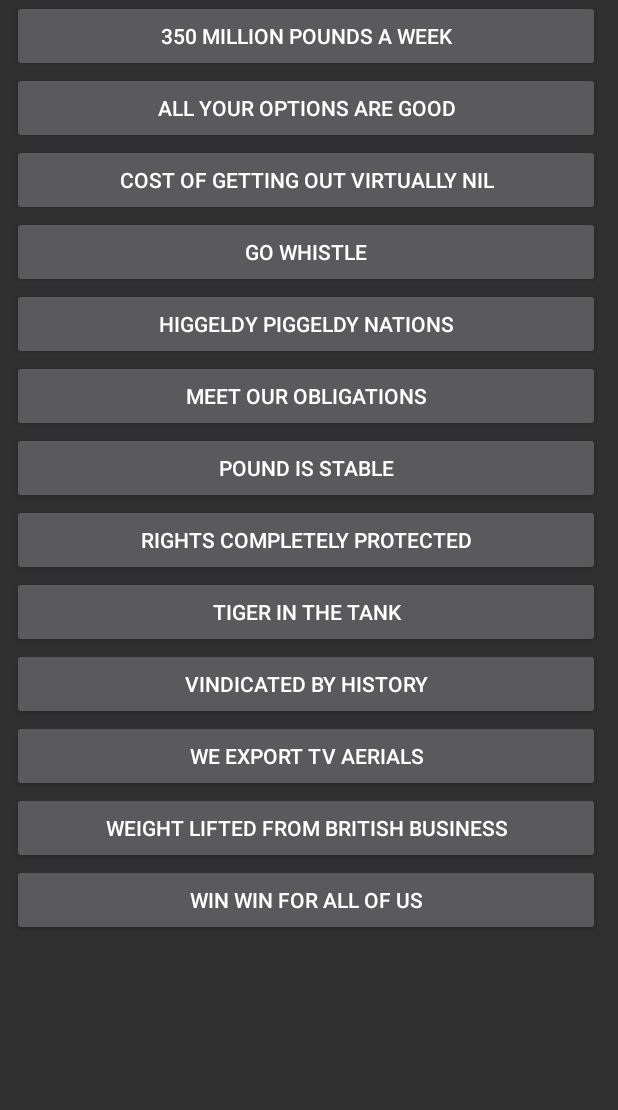
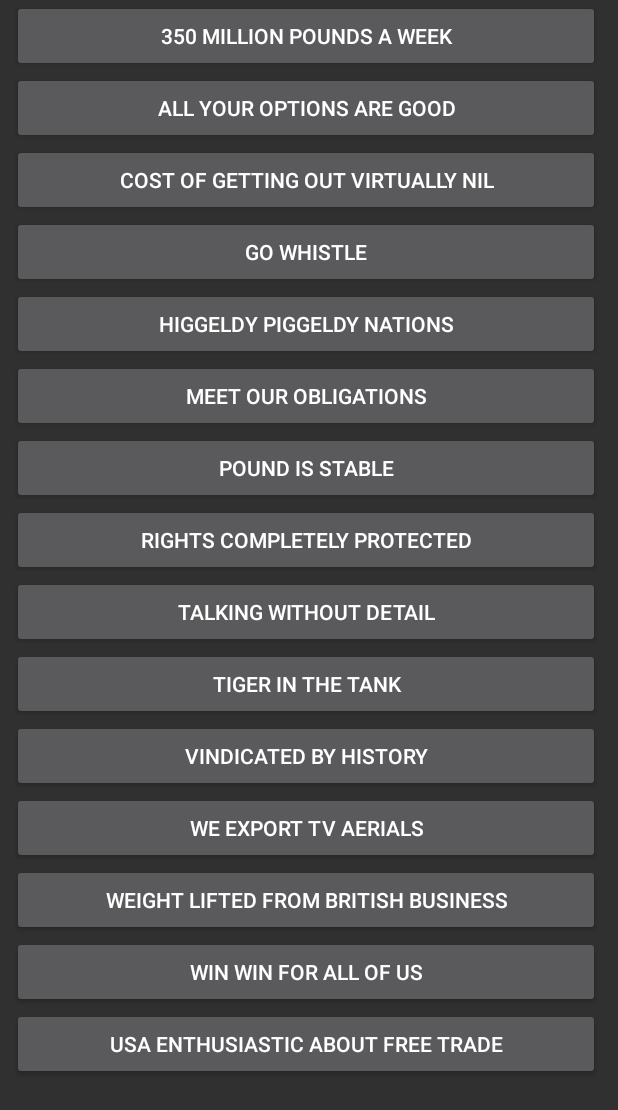
Before and after one commit to rahulyhg/brexitsoundboard, an Android app: the BorisActivity screen opened directly, with no data from a screen before it, on a phone screen of 412 x 824 dp. Shown: the top 1110 px of the screen. Run offline under Robolectric (Android 15) with nearby library versions, the phone set to English and light mode, and no system bars.

Commit message:
more sounds; oreo / round icons.

```diff
--- a/app/src/main/java/na/brexitsoundboard/BorisActivity.java
+++ b/app/src/main/java/na/brexitsoundboard/BorisActivity.java
@@ -20,10 +20,12 @@ public class BorisActivity extends BrexitSoundboardActivity {
         registerClickListener(R.id.buttonBorisMeetOurObligations);
         registerClickListener(R.id.buttonBorisPoundIsStable);
         registerClickListener(R.id.buttonBorisRightsCompletelyProtected);
+        registerClickListener(R.id.buttonBorisTalkingWithoutDetail);
         registerClickListener(R.id.buttonBorisTigerIntheTank);
         registerClickListener(R.id.buttonBorisVindicatedByHistory);
         registerClickListener(R.id.buttonBorisWeExportTvAerials);
         registerClickListener(R.id.buttonBorisWeightLiftedFromBritishBusiness);
         registerClickListener(R.id.buttonBorisWinWinForAllOfUs);
+        registerClickListener(R.id.buttonBorisUsaVeryEnthusiasticAboutFreeTradeDeal);
     }
 }
--- a/app/src/main/java/na/brexitsoundboard/DavidActivity.java
+++ b/app/src/main/java/na/brexitsoundboard/DavidActivity.java
@@ -12,6 +12,7 @@ public class DavidActivity extends BrexitSoundboardActivity {
 
         firebaseWrapper.firebaseAnalytics = FirebaseAnalytics.getInstance(this);
 
+        registerClickListener(R.id.buttonDavidAgreementWillFavourTheEU);
         registerClickListener(R.id.buttonDavidConfidentOfAGoodOutcome);
         registerClickListener(R.id.buttonDavidConstructiveAmbiguity);
         registerClickListener(R.id.buttonDavidDifficultToReadWhatWeIntend);
--- a/app/src/main/java/na/brexitsoundboard/buttontosound/MapButtonToSound.java
+++ b/app/src/main/java/na/brexitsoundboard/buttontosound/MapButtonToSound.java
@@ -27,14 +27,17 @@ public class MapButtonToSound {
         buttonIdToSoundIdMap.put(R.id.buttonBorisMeetOurObligations, R.raw.boris_sound_meet_our_obligations);
         buttonIdToSoundIdMap.put(R.id.buttonBorisPoundIsStable, R.raw.boris_sound_pound_is_stable);
         buttonIdToSoundIdMap.put(R.id.buttonBorisRightsCompletelyProtected, R.raw.boris_sound_rights_completely_protected);
+        buttonIdToSoundIdMap.put(R.id.buttonBorisTalkingWithoutDetail, R.raw.boris_sound_talking_without_detail);
         buttonIdToSoundIdMap.put(R.id.buttonBorisTigerIntheTank, R.raw.boris_sound_tiger_in_the_tank);
         buttonIdToSoundIdMap.put(R.id.buttonBorisVindicatedByHistory, R.raw.boris_sound_vindicated_by_history);
         buttonIdToSoundIdMap.put(R.id.buttonBorisWeExportTvAerials, R.raw.boris_sound_we_export_tv_aerials);
         buttonIdToSoundIdMap.put(R.id.buttonBorisWeightLiftedFromBritishBusiness, R.raw.boris_sound_weight_lifted_from_british_business);
         buttonIdToSoundIdMap.put(R.id.buttonBorisWinWinForAllOfUs, R.raw.boris_sound_win_win_for_all_off_us);
+        buttonIdToSoundIdMap.put(R.id.buttonBorisUsaVeryEnthusiasticAboutFreeTradeDeal, R.raw.boris_sound_usa_very_enthusiastic_about_free_trade_deal);
     }
 
     private void mapDavidButtonsToSounds() {
+        buttonIdToSoundIdMap.put(R.id.buttonDavidAgreementWillFavourTheEU, R.raw.david_sound_agreement_will_favour_the_eu);
         buttonIdToSoundIdMap.put(R.id.buttonDavidConfidentOfAGoodOutcome, R.raw.david_sound_confident_of_a_good_outcome);
         buttonIdToSoundIdMap.put(R.id.buttonDavidConstructiveAmbiguity, R.raw.david_sound_constructive_ambiguity);
         buttonIdToSoundIdMap.put(R.id.buttonDavidDifficultToReadWhatWeIntend, R.raw.david_sound_difficult_to_read_what_we_intend);
--- a/app/src/main/res/layout/activity_boris.xml
+++ b/app/src/main/res/layout/activity_boris.xml
@@ -81,6 +81,12 @@
                 android:text="@string/button_boris_RightsCompletelyProtected" />
 
             <Button
+                android:id="@+id/buttonBorisTalkingWithoutDetail"
+                android:layout_width="match_parent"
+                android:layout_height="wrap_content"
+                android:text="@string/button_boris_TalkingWithoutDetail" />
+
+            <Button
                 android:id="@+id/buttonBorisTigerIntheTank"
                 android:layout_width="match_parent"
                 android:layout_height="wrap_content"
@@ -109,6 +115,12 @@
                 android:layout_width="match_parent"
                 android:layout_height="wrap_content"
                 android:text="@string/button_boris_WinWinForAllOfUs" />
+
+            <Button
+                android:id="@+id/buttonBorisUsaVeryEnthusiasticAboutFreeTradeDeal"
+                android:layout_width="match_parent"
+                android:layout_height="wrap_content"
+                android:text="@string/button_boris_UsaVeryEnthusiasticAboutFreeTradeDeal" />
         </LinearLayout>
     </ScrollView>
 
--- a/app/src/main/res/layout/activity_david.xml
+++ b/app/src/main/res/layout/activity_david.xml
@@ -28,6 +28,12 @@
             android:layout_width="match_parent"
             android:layout_height="wrap_content"
             android:orientation="vertical">
+
+            <Button
+                android:id="@+id/buttonDavidAgreementWillFavourTheEU"
+                android:layout_width="match_parent"
+                android:layout_height="wrap_content"
+                android:text="@string/button_david_AgreementWillFavourTheEU" />
 
             <Button
                 android:id="@+id/buttonDavidConfidentOfAGoodOutcome"
--- a/app/src/main/res/values/strings.xml
+++ b/app/src/main/res/values/strings.xml
@@ -1,4 +1,4 @@
-<resources xmlns:tools="http://schemas.android.com/tools">
+<resources>
     <string name="app_name">Brexit Soundboard</string>
 
     <string name="button_boris">Boris</string>
@@ -20,12 +20,15 @@
     <string name="button_boris_MeetOurObligations">Meet Our Obligations</string>
     <string name="button_boris_PoundIsStable">Pound Is Stable</string>
     <string name="button_boris_RightsCompletelyProtected">Rights Completely Protected</string>
+    <string name="button_boris_TalkingWithoutDetail">Talking Without Detail</string>
     <string name="button_boris_TigerInTheTank">Tiger In The Tank</string>
     <string name="button_boris_VindicatedByHistory">Vindicated By History</string>
     <string name="button_boris_WeExportTvAerials">We Export Tv Aerials</string>
     <string name="button_boris_WeightLiftedFromBritishBusiness">Weight Lifted From British Business</string>
-    <string name="button_boris_WinWinForAllOfUs" tools:ignore="Typos">Win Win For All Of Us</string>
+    <string name="button_boris_WinWinForAllOfUs">Win Win For All Of Us</string>
+    <string name="button_boris_UsaVeryEnthusiasticAboutFreeTradeDeal">USA Enthusiastic About Free Trade</string>
 
+    <string name="button_david_AgreementWillFavourTheEU">Agreement Will Favour The EU</string>
     <string name="button_david_ConfidentOfAGoodOutcome">Confident Of A Good Outcome</string>
     <string name="button_david_ConstructiveAmbiguity">Constructive Ambiguity</string>
     <string name="button_david_DifficultToReadWhatWeIntend">Difficult To Read What We Intend</string>
```
Also changed, not shown: 7 other files.
